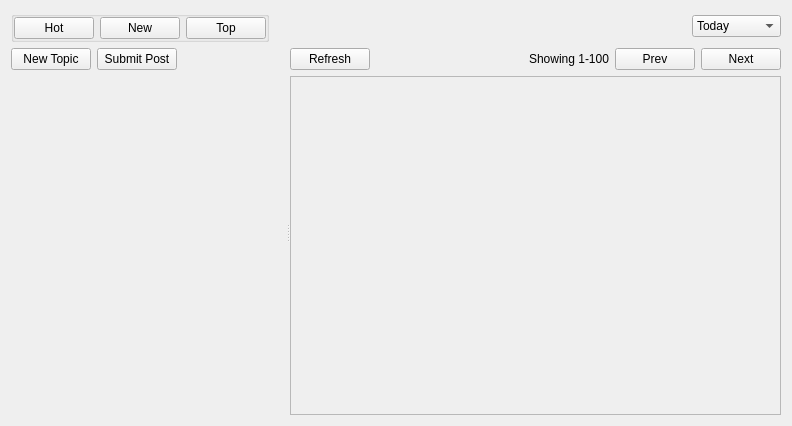
This is retroshare-gui/src/gui/Posted/PostedListDialog.ui in RetroShare/RetroShare as Qt 5 draws it before an edit. The edited form follows.
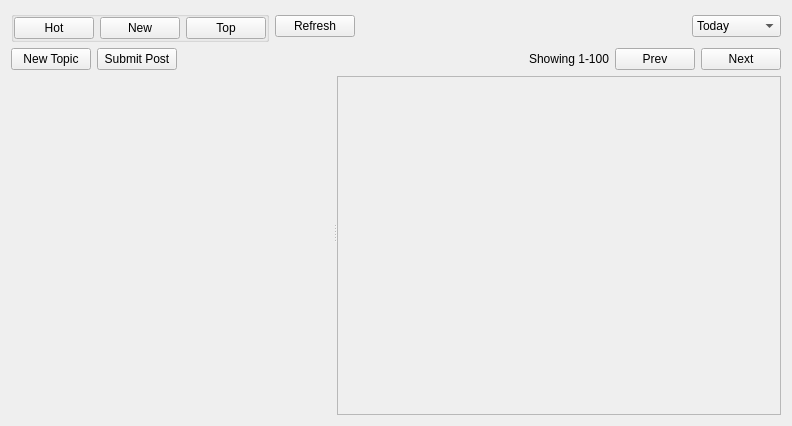
This is the edited form. Custom widgets are drawn as their Qt base class.

The edit to the form file:
```diff
--- a/retroshare-gui/src/gui/Posted/PostedListDialog.ui
+++ b/retroshare-gui/src/gui/Posted/PostedListDialog.ui
@@ -73,6 +73,13 @@
        </layout>
       </widget>
      </item>
+     <item>
+      <widget class="QPushButton" name="refreshButton">
+       <property name="text">
+        <string>Refresh</string>
+       </property>
+      </widget>
+     </item>
      <item>
       <spacer name="horizontalSpacer">
        <property name="orientation">
@@ -167,13 +174,6 @@
       <layout class="QGridLayout" name="gridLayout">
        <item row="0" column="0">
         <layout class="QHBoxLayout" name="horizontalLayout_2">
-         <item>
-          <widget class="QPushButton" name="refreshButton">
-           <property name="text">
-            <string>Refresh</string>
-           </property>
-          </widget>
-         </item>
          <item>
           <spacer name="horizontalSpacer_2">
            <property name="orientation">
@@ -220,8 +220,8 @@
            <rect>
             <x>0</x>
             <y>0</y>
-            <width>406</width>
-            <height>333</height>
+            <width>472</width>
+            <height>327</height>
            </rect>
           </property>
           <property name="sizePolicy">
```
Left out of the diff: 2 changed lines with no effect on the pictures.
